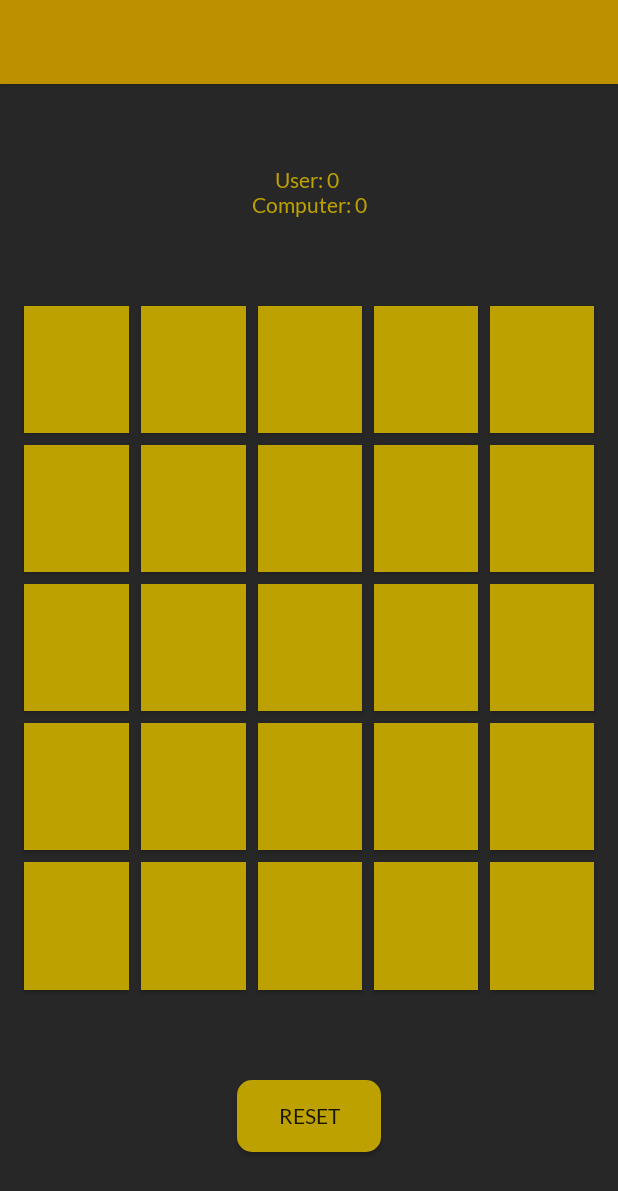
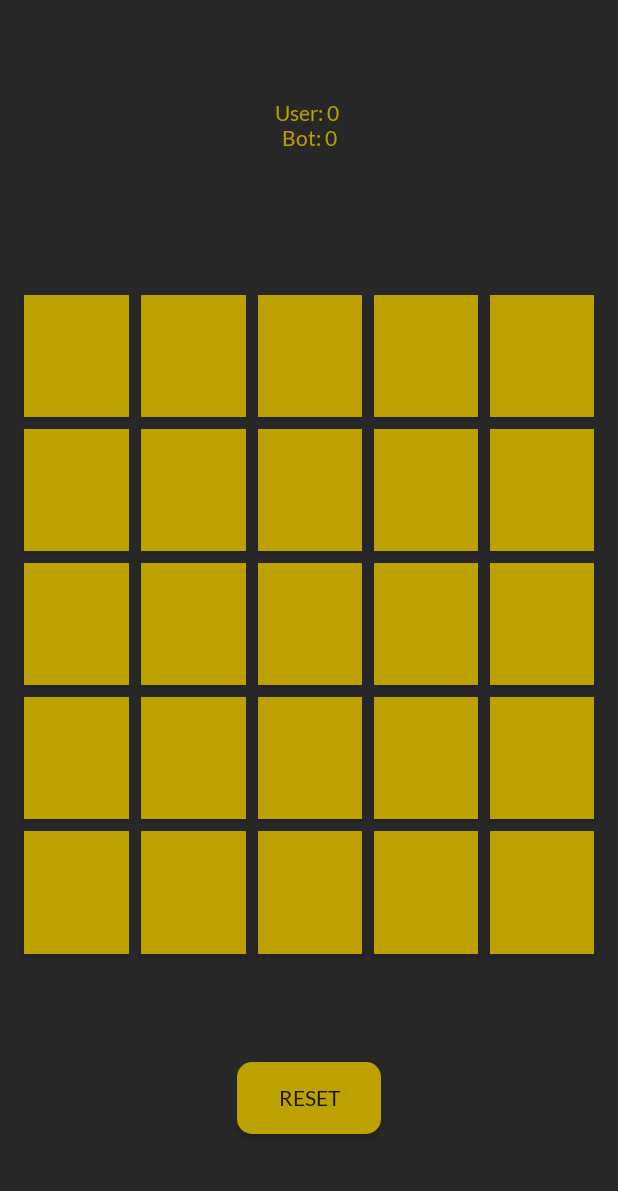
Before and after one commit to dzazef/aplikacje-mobilne, an Android app: the screen it shows after launch (MainActivity), on a phone screen of 412 x 824 dp. Shown: the top 1191 px of the screen. Run offline under Robolectric (Android 15) with nearby library versions, the phone set to English and light mode, and no system bars.

Commit message:
Begin bot implementation

```diff
--- a/lista2/tictactoe/app/src/main/res/layout/activity_main.xml
+++ b/lista2/tictactoe/app/src/main/res/layout/activity_main.xml
@@ -8,17 +8,18 @@
         tools:context=".MainActivity" android:gravity="center" android:background="@color/colorBackground">
     <TableRow
             android:layout_width="match_parent"
-            android:layout_height="match_parent" android:layout_weight="3" android:gravity="center">
+            android:layout_height="match_parent" android:layout_weight="4" android:gravity="center"
+    >
         <TextView
                 android:layout_width="wrap_content"
                 android:layout_height="wrap_content" android:id="@+id/textView" android:textAlignment="center"
-                android:text="User: 0 \nComputer: 0" android:textColor="@color/buttonColor"
+                android:text="User: 0 \nBot: 0" android:textColor="@color/buttonColor"
                 android:fontFamily="@font/lato"/>
     </TableRow>
     <TableRow
             android:layout_width="match_parent"
             android:layout_height="match_parent" android:layout_weight="1" android:layout_marginLeft="12dp"
-            android:layout_marginRight="12dp">
+            android:layout_marginRight="12dp" android:layout_marginTop="25dp">
         <Button
                 android:layout_width="match_parent"
                 android:layout_height="match_parent"
@@ -192,7 +193,7 @@
     </TableRow>
     <TableRow
             android:layout_width="match_parent"
-            android:layout_height="match_parent" android:layout_weight="3" android:gravity="center">
+            android:layout_height="match_parent" android:layout_weight="4" android:gravity="center">
         <Button
                 android:text="RESET"
                 android:layout_width="wrap_content"
--- a/lista2/tictactoe/app/src/main/res/values/strings.xml
+++ b/lista2/tictactoe/app/src/main/res/values/strings.xml
@@ -1,3 +1,3 @@
 <resources>
-    <string name="app_name"></string>
+    <string name="app_name">Super Kółko i Krzyżyk</string>
 </resources>
--- a/lista2/tictactoe/app/src/main/res/values/styles.xml
+++ b/lista2/tictactoe/app/src/main/res/values/styles.xml
@@ -1,7 +1,7 @@
 <resources>
 
     <!-- Base application theme. -->
-    <style name="AppTheme" parent="Theme.AppCompat.Light.DarkActionBar">
+    <style name="AppTheme" parent="Theme.AppCompat.Light.NoActionBar">
         <!-- Customize your theme here. -->
         <item name="colorPrimary">@color/colorPrimary</item>
         <item name="colorPrimaryDark">@color/colorPrimaryDark</item>
--- a/lista2/tictactoe/build.gradle
+++ b/lista2/tictactoe/build.gradle
@@ -8,7 +8,7 @@ buildscript {
 
     }
     dependencies {
-        classpath 'com.android.tools.build:gradle:3.3.1'
+        classpath 'com.android.tools.build:gradle:3.3.2'
         classpath "org.jetbrains.kotlin:kotlin-gradle-plugin:$kotlin_version"
         // NOTE: Do not place your application dependencies here; they belong
         // in the individual module build.gradle files
```
Also changed, not shown: lista2/tictactoe/app/src/main/java/com/example/tictactoe/MainActivity.kt (+43 -0 lines).
